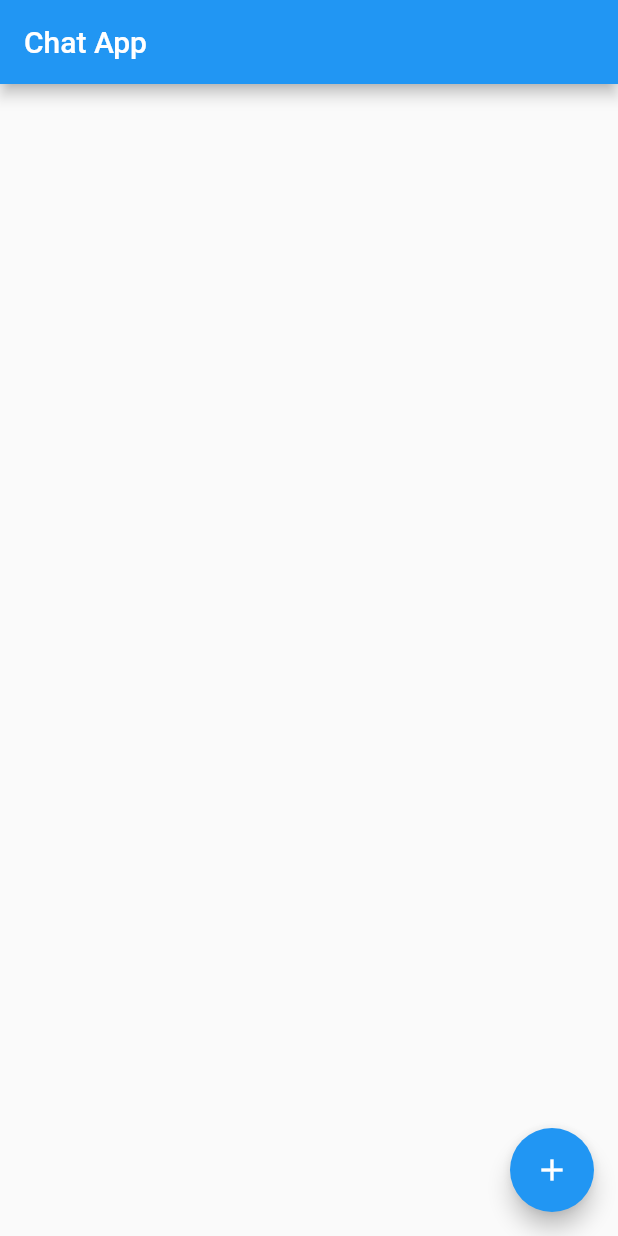
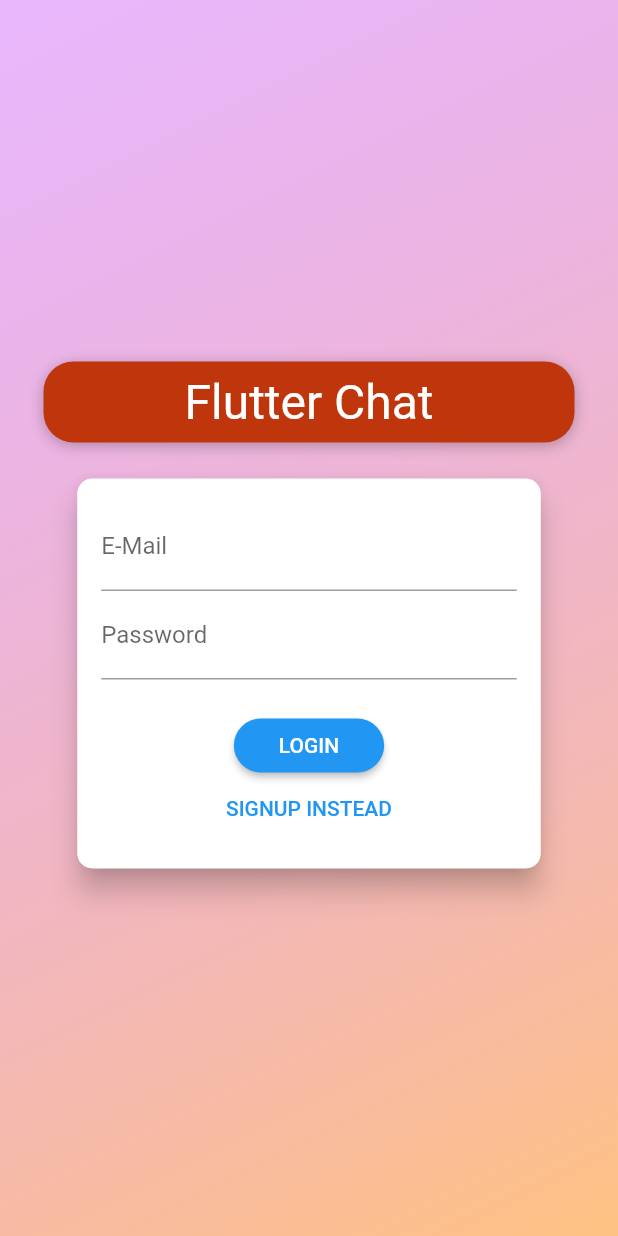
Before and after one commit to mrinaljain/flutter_chat, a Flutter app: the screen it shows after launch, on a phone screen of 412 x 824 dp. Run offline on Flutter 3.47's test engine with Material 2 defaults, Android fonts, the light colour scheme and no system bars; our stand-ins replace cloud_firestore, firebase_auth, firebase_storage, image_picker; accounts and stored records are empty; Roboto replaces fonts that are missing (Anton).

Commit message:
chat option added

```diff
--- a/lib/main.dart
+++ b/lib/main.dart
@@ -1,6 +1,8 @@
 import 'package:flutter/material.dart';
 
+import 'screens/auth_screen.dart';
 import 'screens/chat_screen.dart';
+import 'package:firebase_auth/firebase_auth.dart';
 
 void main() {
   runApp(MyApp());
@@ -13,103 +15,17 @@ class MyApp extends StatelessWidget {
     return MaterialApp(
       title: 'Flutter Demo',
       theme: ThemeData(
-        // This is the theme of your application.
-        //
-        // Try running your application with "flutter run". You'll see the
-        // application has a blue toolbar. Then, without quitting the app, try
-        // changing the primarySwatch below to Colors.green and then invoke
-        // "hot reload" (press "r" in the console where you ran "flutter run",
-        // or simply save your changes to "hot reload" in a Flutter IDE).
-        // Notice that the counter didn't reset back to zero; the application
-        // is not restarted.
         primarySwatch: Colors.blue,
       ),
-      home: ChatScreen(),
+      home: StreamBuilder(
+          stream: FirebaseAuth.instance.onAuthStateChanged,
+          builder: (ctx, userSnapshot) {
+            if (userSnapshot.hasData) {
+              return ChatScreen();
+            } else {
+              return AuthScreen();
+            }
+          }),
     );
   }
 }
-
-class MyHomePage extends StatefulWidget {
-  MyHomePage({Key key, this.title}) : super(key: key);
-
-  // This widget is the home page of your application. It is stateful, meaning
-  // that it has a State object (defined below) that contains fields that affect
-  // how it looks.
-
-  // This class is the configuration for the state. It holds the values (in this
-  // case the title) provided by the parent (in this case the App widget) and
-  // used by the build method of the State. Fields in a Widget subclass are
-  // always marked "final".
-
-  final String title;
-
-  @override
-  _MyHomePageState createState() => _MyHomePageState();
-}
-
-class _MyHomePageState extends State<MyHomePage> {
-  int _counter = 0;
-
-  void _incrementCounter() {
-    setState(() {
-      // This call to setState tells the Flutter framework that something has
-      // changed in this State, which causes it to rerun the build method below
-      // so that the display can reflect the updated values. If we changed
-      // _counter without calling setState(), then the build method would not be
-      // called again, and so nothing would appear to happen.
-      _counter++;
-    });
-  }
-
-  @override
-  Widget build(BuildContext context) {
-    // This method is rerun every time setState is called, for instance as done
-    // by the _incrementCounter method above.
-    //
-    // The Flutter framework has been optimized to make rerunning build methods
-    // fast, so that you can just rebuild anything that needs updating rather
-    // than having to individually change instances of widgets.
-    return Scaffold(
-      appBar: AppBar(
-        // Here we take the value from the MyHomePage object that was created by
-        // the App.build method, and use it to set our appbar title.
-        title: Text(widget.title),
-      ),
-      body: Center(
-        // Center is a layout widget. It takes a single child and positions it
-        // in the middle of the parent.
-        child: Column(
-          // Column is also a layout widget. It takes a list of children and
-          // arranges them vertically. By default, it sizes itself to fit its
-          // children horizontally, and tries to be as tall as its parent.
-          //
-          // Invoke "debug painting" (press "p" in the console, choose the
-          // "Toggle Debug Paint" action from the Flutter Inspector in Android
-          // Studio, or the "Toggle Debug Paint" command in Visual Studio Code)
-          // to see the wireframe for each widget.
-          //
-          // Column has various properties to control how it sizes itself and
-          // how it positions its children. Here we use mainAxisAlignment to
-          // center the children vertically; the main axis here is the vertical
-          // axis because Columns are vertical (the cross axis would be
-          // horizontal).
-          mainAxisAlignment: MainAxisAlignment.center,
-          children: <Widget>[
-            Text(
-              'You have pushed the button this many times:',
-            ),
-            Text(
-              '$_counter',
-              style: Theme.of(context).textTheme.headline4,
-            ),
-          ],
-        ),
-      ),
-      floatingActionButton: FloatingActionButton(
-        onPressed: _incrementCounter,
-        tooltip: 'Increment',
-        child: Icon(Icons.add),
-      ), // This trailing comma makes auto-formatting nicer for build methods.
-    );
-  }
-}
--- a/lib/screens/auth_screen.dart
+++ b/lib/screens/auth_screen.dart
@@ -0,0 +1,306 @@
+import 'dart:io';
+
+import 'package:firebase_storage/firebase_storage.dart';
+import 'package:flutter/material.dart';
+import 'package:firebase_auth/firebase_auth.dart';
+import 'package:flutter/services.dart';
+import 'package:cloud_firestore/cloud_firestore.dart';
+import 'package:flutter_chat/widgets/chat/pickers/user_image_picker.dart';
+import 'package:firebase_storage/firebase_storage.dart' as firebase_storage;
+
+enum AuthMode { Signup, Login }
+
+class AuthScreen extends StatelessWidget {
+  static const routeName = '/auth';
+  @override
+  Widget build(BuildContext context) {
+    final deviceSize = MediaQuery.of(context).size;
+    // final transformConfig = Matrix4.rotationZ(-8 * pi / 180);
+    // transformConfig.translate(-10.0);
+    return Scaffold(
+      // resizeToAvoidBottomInset: false,
+      body: Stack(
+        children: <Widget>[
+          Container(
+            decoration: BoxDecoration(
+              gradient: LinearGradient(
+                colors: [
+                  Color.fromRGBO(215, 117, 255, 1).withOpacity(0.5),
+                  Color.fromRGBO(255, 188, 117, 1).withOpacity(0.9),
+                ],
+                begin: Alignment.topLeft,
+                end: Alignment.bottomRight,
+                stops: [0, 1],
+              ),
+            ),
+          ),
+          SingleChildScrollView(
+            child: Container(
+              height: deviceSize.height,
+              width: deviceSize.width,
+              child: Column(
+                mainAxisAlignment: MainAxisAlignment.center,
+                crossAxisAlignment: CrossAxisAlignment.center,
+                children: <Widget>[
+                  Flexible(
+                    child: Container(
+                      margin: EdgeInsets.only(bottom: 20.0),
+                      padding:
+                          EdgeInsets.symmetric(vertical: 8.0, horizontal: 94.0),
+                      // transform: Matrix4.rotationZ(-8 * pi / 180)
+                      //   ..translate(-10.0),
+                      // // ..translate(-10.0),
+                      decoration: BoxDecoration(
+                        borderRadius: BorderRadius.circular(20),
+                        color: Colors.deepOrange.shade900,
+                        boxShadow: [
+                          BoxShadow(
+                            blurRadius: 8,
+                            color: Colors.black26,
+                            offset: Offset(0, 2),
+                          )
+                        ],
+                      ),
+                      child: Text(
+                        'Flutter Chat',
+                        style: TextStyle(
+                          color:
+                              Theme.of(context).accentTextTheme.headline6.color,
+                          fontSize: 32,
+                          fontFamily: 'Anton',
+                          fontWeight: FontWeight.normal,
+                        ),
+                      ),
+                    ),
+                  ),
+                  Flexible(
+                    flex: deviceSize.width > 600 ? 2 : 1,
+                    child: AuthCard(),
+                  ),
+                ],
+              ),
+            ),
+          ),
+        ],
+      ),
+    );
+  }
+}
+
+class AuthCard extends StatefulWidget {
+  const AuthCard({
+    Key key,
+  }) : super(key: key);
+
+  @override
+  _AuthCardState createState() => _AuthCardState();
+}
+
+class _AuthCardState extends State<AuthCard> {
+  final GlobalKey<FormState> _formKey = GlobalKey();
+  AuthMode _authMode = AuthMode.Login;
+  final _auth = FirebaseAuth.instance;
+
+  Map<String, String> _authData = {
+    'username': '',
+    'email': '',
+    'password': '',
+  };
+  var _isLoading = false;
+  final _passwordController = TextEditingController();
+  File _userImageFile;
+  void _showErrorDialog(String message, String anothermessage) {
+    showDialog(
+      context: context,
+      builder: (ctx) => AlertDialog(
+        title: Text(message),
+        content: Text(anothermessage),
+        actions: <Widget>[
+          FlatButton(
+            child: Text('Okay'),
+            onPressed: () {
+              Navigator.of(ctx).pop();
+            },
+          )
+        ],
+      ),
+    );
+  }
+
+  void _pickedImage(File image) {
+    _userImageFile = image;
+  }
+
+  Future<void> _submit() async {
+    if (_userImageFile == null) {
+      return;
+    }
+    if (!_formKey.currentState.validate()) {
+      // Invalid!
+      return;
+    }
+    _formKey.currentState.save();
+    setState(() {
+      _isLoading = true;
+    });
+    AuthResult authResult;
+    try {
+      if (_authMode == AuthMode.Login) {
+        // Log user in
+        authResult = await _auth.signInWithEmailAndPassword(
+            email: _authData["email"], password: _authData["password"]);
+      } else {
+        // Sign user up
+        authResult = await _auth.createUserWithEmailAndPassword(
+            email: _authData["email"], password: _authData["password"]);
+        final ref = FirebaseStorage.instance
+            .ref()
+            .child('user_image')
+            .child(authResult.user.uid + '.jpg');
+        await ref.putFile(_userImageFile).onComplete;
+        await Firestore.instance
+            .collection('users')
+            .document(authResult.user.uid)
+            .setData({
+          'username': _authData["username"],
+          'email': _authData["email"],
+        });
+      }
+    } on PlatformException catch (error) {
+      const errorMessage =
+          'Could not authenticate you. Please check your credentials.';
+      String anothermessage = error.message.toString();
+      _showErrorDialog(errorMessage, anothermessage);
+    }
+
+    setState(() {
+      _isLoading = false;
+    });
+  }
+
+  void _switchAuthMode() {
+    if (_authMode == AuthMode.Login) {
+      setState(() {
+        _authMode = AuthMode.Signup;
+      });
+    } else {
+      setState(() {
+        _authMode = AuthMode.Login;
+      });
+    }
+  }
+
+  @override
+  Widget build(BuildContext context) {
+    final deviceSize = MediaQuery.of(context).size;
+    return Card(
+      shape: RoundedRectangleBorder(
+        borderRadius: BorderRadius.circular(10.0),
+      ),
+      elevation: 8.0,
+      child: Container(
+        height: _authMode == AuthMode.Signup ? 395 : 260,
+        constraints:
+            BoxConstraints(minHeight: _authMode == AuthMode.Signup ? 320 : 260),
+        width: deviceSize.width * 0.75,
+        padding: EdgeInsets.all(16.0),
+        child: Form(
+          key: _formKey,
+          child: SingleChildScrollView(
+            child: Column(
+              children: <Widget>[
+                if (_authMode == AuthMode.Signup)
+                  UserImagePicker(
+                    imagePick: _pickedImage,
+                  ),
+                if (_authMode == AuthMode.Signup)
+                  TextFormField(
+                    decoration: InputDecoration(labelText: 'User Name'),
+                    keyboardType: TextInputType.name,
+                    validator: (value) {
+                      if (value.isEmpty) {
+                        return 'Please Enter your Name !';
+                      } else {
+                        return null;
+                      }
+                    },
+                    onSaved: (value) {
+                      _authData['username'] = value;
+                    },
+                  ),
+                TextFormField(
+                  decoration: InputDecoration(labelText: 'E-Mail'),
+                  keyboardType: TextInputType.emailAddress,
+                  validator: (value) {
+                    if (value.isEmpty || !value.contains('@')) {
+                      return 'Invalid email!';
+                    } else {
+                      return null;
+                    }
+                  },
+                  onSaved: (value) {
+                    _authData['email'] = value;
+                  },
+                ),
+                TextFormField(
+                  decoration: InputDecoration(labelText: 'Password'),
+                  obscureText: true,
+                  controller: _passwordController,
+                  validator: (value) {
+                    if (value.isEmpty || value.length < 5) {
+                      return 'Password is too short!';
+                    } else {
+                      return null;
+                    }
+                  },
+                  onSaved: (value) {
+                    _authData['password'] = value;
+                  },
+                ),
+                if (_authMode == AuthMode.Signup)
+                  TextFormField(
+                    enabled: _authMode == AuthMode.Signup,
+                    decoration: InputDecoration(labelText: 'Confirm Password'),
+                    obscureText: true,
+                    validator: _authMode == AuthMode.Signup
+                        ? (value) {
+                            if (value != _passwordController.text) {
+                              return 'Passwords do not match!';
+                            }
+                          }
+                        : null,
+                  ),
+                SizedBox(
+                  height: 20,
+                ),
+                if (_isLoading)
+                  CircularProgressIndicator()
+                else
+                  RaisedButton(
+                    child:
+                        Text(_authMode == AuthMode.Login ? 'LOGIN' : 'SIGN UP'),
+                    onPressed: _submit,
+                    shape: RoundedRectangleBorder(
+                      borderRadius: BorderRadius.circular(30),
+                    ),
+                    padding:
+                        EdgeInsets.symmetric(horizontal: 30.0, vertical: 8.0),
+                    color: Theme.of(context).primaryColor,
+                    textColor: Theme.of(context).primaryTextTheme.button.color,
+                  ),
+                FlatButton(
+                  child: Text(
+                      '${_authMode == AuthMode.Login ? 'SIGNUP' : 'LOGIN'} INSTEAD'),
+                  onPressed: _switchAuthMode,
+                  padding: EdgeInsets.symmetric(horizontal: 30.0, vertical: 4),
+                  materialTapTargetSize: MaterialTapTargetSize.shrinkWrap,
+                  textColor: Theme.of(context).primaryColor,
+                ),
+              ],
+            ),
+          ),
+        ),
+      ),
+    );
+  }
+}
--- a/lib/screens/chat_screen.dart
+++ b/lib/screens/chat_screen.dart
@@ -1,40 +1,44 @@
-import 'package:cloud_firestore/cloud_firestore.dart';
+import 'package:firebase_auth/firebase_auth.dart';
 import 'package:flutter/material.dart';
+import '../widgets/chat/new_message.dart';
+import '../widgets/chat/messages.dart';
 
 class ChatScreen extends StatelessWidget {
   @override
   Widget build(BuildContext context) {
     return Scaffold(
-      appBar: AppBar(title: Text('Chat App')),
-      body: StreamBuilder(
-          stream: Firestore.instance
-              .collection('chats/wumfiKuX5jQuRBUO2hEp/messages')
-              .snapshots(),
-          builder: (ctx, streamSnapshot) {
-            if (streamSnapshot.connectionState == ConnectionState.waiting) {
-              return Center(
-                child: CircularProgressIndicator(),
-              );
-            }
-            final documents = streamSnapshot.data.documents;
-            return ListView.builder(
-                itemCount: documents.length,
-                itemBuilder: (ctx, index) => Card(
-                      margin: EdgeInsets.only(bottom: 10),
-                      elevation: 7,
-                      child: Padding(
-                        padding: const EdgeInsets.all(8.0),
-                        child: Text(documents[index]['text']),
-                      ),
-                    ));
-          }),
-      floatingActionButton: FloatingActionButton(
-          onPressed: () {
-            Firestore.instance
-                .collection('chats/wumfiKuX5jQuRBUO2hEp/messages')
-                .add({'text': 'This Wass added by Clicking Button'});
-          },
-          child: Icon(Icons.add)),
+      appBar: AppBar(
+        title: Text(
+          'Chat App',
+        ),
+        actions: [
+          DropdownButton(
+            icon: Icon(Icons.more_vert),
+            items: [
+              DropdownMenuItem(
+                child: Row(
+                  children: [
+                    Icon(Icons.exit_to_app),
+                    SizedBox(width: 8),
+                    Text("Logout")
+                  ],
+                ),
+                value: 'logout',
+              )
+            ],
+            onChanged: (itemIdentifier) {
+              if (itemIdentifier == 'logout') {
+                FirebaseAuth.instance.signOut();
+              }
+            },
+          ),
+        ],
+      ),
+      body: Container(
+        child: Column(
+          children: [Expanded(child: Messages()), NewMessage()],
+        ),
+      ),
     );
   }
 }
--- a/pubspec.yaml
+++ b/pubspec.yaml
@@ -25,6 +25,9 @@ dependencies:
     sdk: flutter
   cloud_firestore: ^0.13.5
   cupertino_icons: ^1.0.2
+  firebase_auth: ^0.16.1
+  firebase_storage: ^3.1.5
+  image_picker: ^0.6.5+3
 
 dev_dependencies:
   flutter_test:
```
Also changed, not shown: lib/widgets/chat/message_bubble.dart (added, +56 -0 lines), lib/widgets/chat/messages.dart (added, +46 -0 lines), lib/widgets/chat/new_message.dart (added, +52 -0 lines), lib/widgets/chat/pickers/user_image_picker.dart (added, +47 -0 lines), pubspec.lock, 2 other files.
